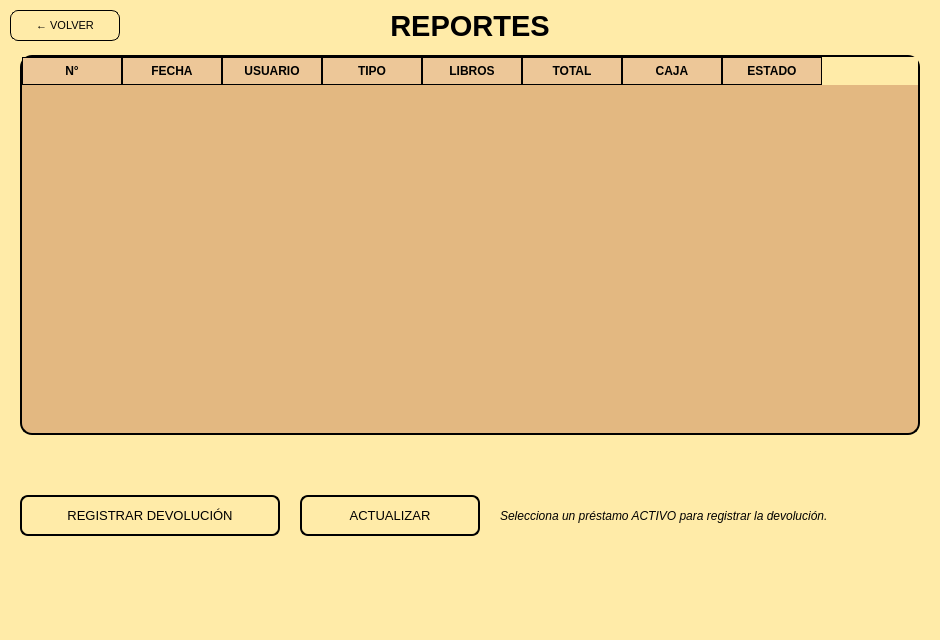
mixano611/PROYECTO_PRG_POO_PY, file BIBLIOTECA_PROY/assets/reportes.ui: the form before one commit.
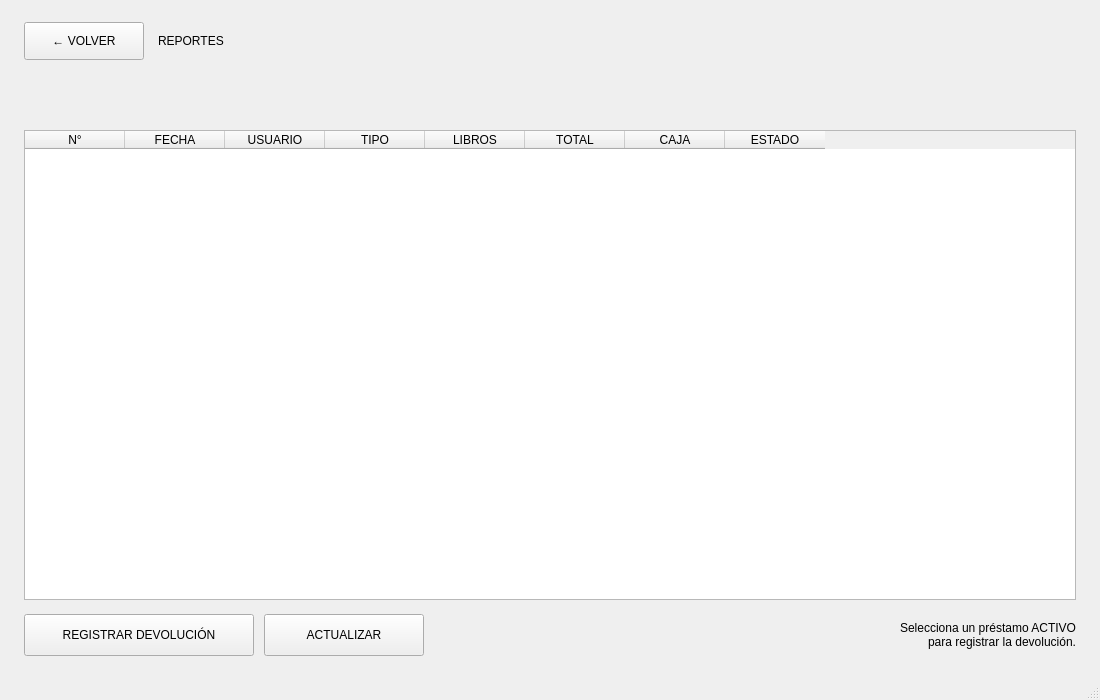
The form after the commit.

The edit to the form file:
```diff
--- a/BIBLIOTECA_PROY/assets/reportes.ui
+++ b/BIBLIOTECA_PROY/assets/reportes.ui
@@ -6,93 +6,114 @@
    <rect>
     <x>0</x>
     <y>0</y>
-    <width>940</width>
-    <height>640</height>
+    <width>1100</width>
+    <height>700</height>
    </rect>
   </property>
   <property name="windowTitle">
    <string>MainWindow</string>
   </property>
-  <property name="styleSheet">
-   <string notr="true">background-color: #FFEBA8</string>
-  </property>
   <widget class="QWidget" name="centralwidget">
+   <layout class="QVBoxLayout" name="layoutPrincipal">
+    <property name="leftMargin">
+     <number>24</number>
+    </property>
+    <property name="topMargin">
+     <number>22</number>
+    </property>
+    <property name="rightMargin">
+     <number>24</number>
+    </property>
+    <property name="bottomMargin">
+     <number>22</number>
+    </property>
+    <property name="spacing">
+     <number>14</number>
+    </property>
+    <item>
+     <layout class="QHBoxLayout" name="barraSuperior">
+      <item>
    <widget class="QPushButton" name="btnVolver">
-    <property name="geometry">
-     <rect>
-      <x>10</x>
-      <y>10</y>
-      <width>110</width>
-      <height>31</height>
-     </rect>
-    </property>
-    <property name="styleSheet">
-     <string notr="true">QPushButton{
-	border: 1px solid #000000;
-	border-radius: 8px;
-	background-color: #FFEBA8;
-	color: black;
-	font-size: 11px;
-	cursor: pointer;
-}
-QPushButton:hover {
-	background-color: #E3B881;
-	color: #000000;
-	border-color: #000000
-}</string>
+        <property name="minimumSize">
+         <size>
+          <width>120</width>
+          <height>38</height>
+         </size>
+        </property>
+        <property name="maximumSize">
+         <size>
+          <width>120</width>
+          <height>38</height>
+         </size>
     </property>
     <property name="text">
      <string>← VOLVER</string>
     </property>
    </widget>
+      </item>
+      <item>
    <widget class="QLabel" name="LblTitulo">
-    <property name="geometry">
-     <rect>
-      <x>300</x>
-      <y>10</y>
-      <width>340</width>
-      <height>31</height>
-     </rect>
-    </property>
-    <property name="font">
-     <font>
-      <pointsize>22</pointsize>
-      <weight>75</weight>
-      <bold>true</bold>
-     </font>
-    </property>
     <property name="text">
      <string>REPORTES</string>
     </property>
-    <property name="alignment">
-     <set>Qt::AlignCenter</set>
-    </property>
-   </widget>
+       </widget>
+      </item>
+      <item>
+       <spacer name="espacioBarra">
+        <property name="orientation">
+         <enum>Qt::Horizontal</enum>
+        </property>
+        <property name="sizeHint" stdset="0">
+         <size>
+          <width>40</width>
+          <height>20</height>
+         </size>
+        </property>
+       </spacer>
+      </item>
+     </layout>
+    </item>
+    <item>
+     <widget class="QFrame" name="cardResumen">
+      <property name="frameShape">
+       <enum>QFrame::NoFrame</enum>
+      </property>
+      <property name="sombra" stdset="0">
+       <bool>true</bool>
+      </property>
+      <layout class="QVBoxLayout" name="layoutResumen">
+       <property name="leftMargin">
+        <number>20</number>
+       </property>
+       <property name="topMargin">
+        <number>14</number>
+       </property>
+       <property name="rightMargin">
+        <number>20</number>
+       </property>
+       <property name="bottomMargin">
+        <number>14</number>
+       </property>
+       <item>
+        <widget class="QLabel" name="LblResumen">
+         <property name="text">
+          <string/>
+         </property>
+         <property name="wordWrap">
+          <bool>true</bool>
+         </property>
+        </widget>
+       </item>
+      </layout>
+     </widget>
+    </item>
+    <item>
    <widget class="QTableWidget" name="tableMovimientos">
-    <property name="geometry">
-     <rect>
-      <x>20</x>
-      <y>55</y>
-      <width>900</width>
-      <height>380</height>
-     </rect>
-    </property>
-    <property name="styleSheet">
-     <string notr="true">QTableWidget{
-	border: 2px solid #000000;
-	border-radius: 12px;
-	background-color: #E3B881;
-	color: black;
-	font-size: 12px;
-	gridline-color: #8E7CC3;
-}
-QHeaderView::section{
-	background-color: #EDC798;
-	color: black;
-	border: 1px solid #000000;
-	padding: 4px;
-	font-weight: bold;
-}</string>
+      <property name="sizePolicy">
+       <sizepolicy hsizetype="Expanding" vsizetype="Expanding">
+        <horstretch>1</horstretch>
+        <verstretch>1</verstretch>
+       </sizepolicy>
     </property>
     <column>
      <property name="text">
@@ -135,111 +156,73 @@
      </property>
     </column>
    </widget>
-   <widget class="QLabel" name="LblResumen">
-    <property name="geometry">
-     <rect>
-      <x>20</x>
-      <y>445</y>
-      <width>900</width>
-      <height>40</height>
-     </rect>
-    </property>
-    <property name="font">
-     <font>
-      <pointsize>11</pointsize>
-      <weight>75</weight>
-      <bold>true</bold>
-     </font>
-    </property>
-    <property name="text">
-     <string/>
-    </property>
-    <property name="wordWrap">
-     <bool>true</bool>
-    </property>
-   </widget>
+    </item>
+    <item>
+     <layout class="QHBoxLayout" name="piePagina">
+      <property name="spacing">
+       <number>10</number>
+      </property>
+      <item>
    <widget class="QPushButton" name="btnDevolver">
-    <property name="geometry">
-     <rect>
-      <x>20</x>
-      <y>495</y>
-      <width>260</width>
-      <height>41</height>
-     </rect>
-    </property>
-    <property name="styleSheet">
-     <string notr="true">QPushButton{
-	border: 2px solid #000000;
-	border-radius: 8px;
-	background-color: #FFEBA8;
-	color: black;
-	font-size: 13px;
-	cursor: pointer;
-}
-QPushButton:hover {
-	background-color: #E3B881;
-}
-QPushButton:disabled {
-	color: #6b6b6b;
-	background-color: #a99bc9;
-}</string>
+        <property name="minimumSize">
+         <size>
+          <width>230</width>
+          <height>42</height>
+         </size>
     </property>
     <property name="text">
      <string>REGISTRAR DEVOLUCIÓN</string>
     </property>
    </widget>
+      </item>
+      <item>
    <widget class="QPushButton" name="btnActualizar">
-    <property name="geometry">
-     <rect>
-      <x>300</x>
-      <y>495</y>
-      <width>180</width>
-      <height>41</height>
-     </rect>
-    </property>
-    <property name="styleSheet">
-     <string notr="true">QPushButton{
-	border: 2px solid #000000;
-	border-radius: 8px;
-	background-color: #FFEBA8;
-	color: black;
-	font-size: 13px;
-	cursor: pointer;
-}
-QPushButton:hover {
-	background-color: #E3B881;
-}
-QPushButton:disabled {
-	color: #6b6b6b;
-	background-color: #a99bc9;
-}</string>
+        <property name="minimumSize">
+         <size>
+          <width>160</width>
+          <height>42</height>
+         </size>
     </property>
     <property name="text">
      <string>ACTUALIZAR</string>
     </property>
    </widget>
+      </item>
+      <item>
+       <spacer name="espacioPie">
+        <property name="orientation">
+         <enum>Qt::Horizontal</enum>
+        </property>
+        <property name="sizeHint" stdset="0">
+         <size>
+          <width>40</width>
+          <height>20</height>
+         </size>
+        </property>
+       </spacer>
+      </item>
+      <item>
    <widget class="QLabel" name="LblAviso">
-    <property name="geometry">
-     <rect>
-      <x>500</x>
-      <y>495</y>
-      <width>420</width>
-      <height>41</height>
-     </rect>
-    </property>
-    <property name="font">
-     <font>
-      <pointsize>9</pointsize>
-      <italic>true</italic>
-     </font>
+        <property name="maximumSize">
+         <size>
+          <width>360</width>
+          <height>16777215</height>
+         </size>
     </property>
     <property name="text">
      <string>Selecciona un préstamo ACTIVO para registrar la devolución.</string>
     </property>
+        <property name="alignment">
+         <set>Qt::AlignRight|Qt::AlignVCenter</set>
+        </property>
     <property name="wordWrap">
      <bool>true</bool>
     </property>
    </widget>
+      </item>
+     </layout>
+    </item>
+   </layout>
   </widget>
   <widget class="QMenuBar" name="menubar">
    <property name="geometry">
```
Left out of the diff: 2 changed lines with no effect on the pictures. Lines whose indentation alone changed are shown as unchanged.
